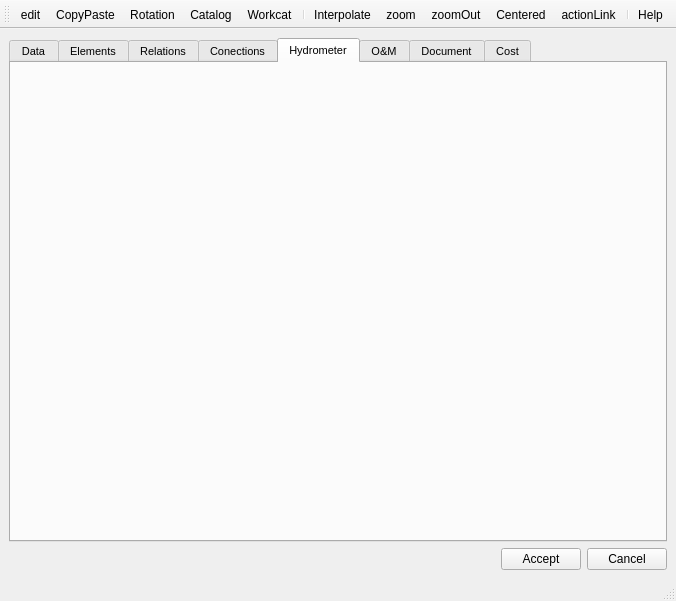
Qt form ui/api_cf.ui (Giswater/giswater_qgis_plugin) before a commit.
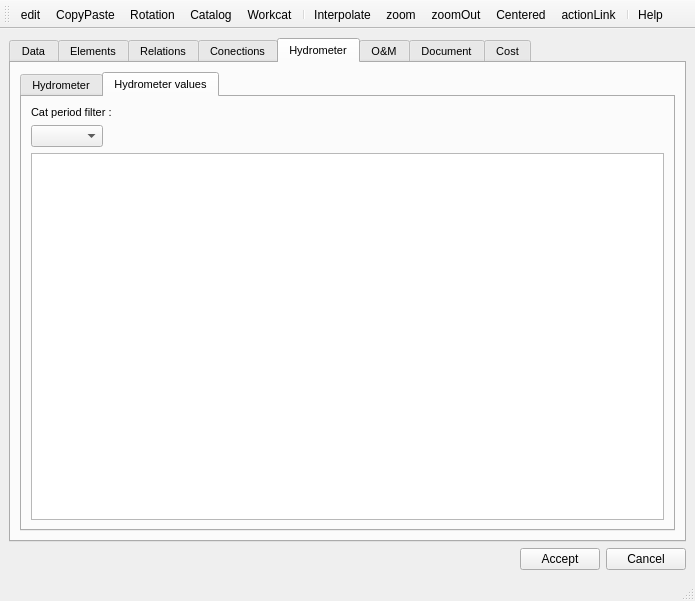
The same form after that commit. The open tabs and pages were chosen to show the change. Icons and pictures are not drawn.

Patch:
```diff
--- a/ui/api_cf.ui
+++ b/ui/api_cf.ui
@@ -6,7 +6,7 @@
    <rect>
     <x>0</x>
     <y>0</y>
-    <width>676</width>
+    <width>695</width>
     <height>601</height>
    </rect>
   </property>
@@ -276,6 +276,57 @@
        <attribute name="title">
         <string>Hydrometer</string>
        </attribute>
+       <layout class="QGridLayout" name="gridLayout_10">
+        <item row="0" column="0">
+         <widget class="QTabWidget" name="tab_scada">
+          <property name="currentIndex">
+           <number>1</number>
+          </property>
+          <widget class="QWidget" name="page_event_node">
+           <attribute name="title">
+            <string>Hydrometer</string>
+           </attribute>
+          </widget>
+          <widget class="QWidget" name="page_event_element_2">
+           <attribute name="title">
+            <string>Hydrometer values</string>
+           </attribute>
+           <layout class="QGridLayout" name="gridLayout_12">
+            <item row="0" column="0">
+             <widget class="QLabel" name="label_6">
+              <property name="text">
+               <string>Cat period filter :</string>
+              </property>
+             </widget>
+            </item>
+            <item row="4" column="0">
+             <widget class="QTableView" name="tbl_hydrometer_value"/>
+            </item>
+            <item row="2" column="0">
+             <layout class="QHBoxLayout" name="horizontalLayout_8">
+              <item>
+               <widget class="QComboBox" name="cat_period_id_filter"/>
+              </item>
+              <item>
+               <spacer name="horizontalSpacer_5">
+                <property name="orientation">
+                 <enum>Qt::Horizontal</enum>
+                </property>
+                <property name="sizeHint" stdset="0">
+                 <size>
+                  <width>40</width>
+                  <height>20</height>
+                 </size>
+                </property>
+               </spacer>
+              </item>
+             </layout>
+            </item>
+           </layout>
+          </widget>
+         </widget>
+        </item>
+       </layout>
       </widget>
       <widget class="QWidget" name="om">
        <attribute name="title">
```
Left out of the diff: 8 changed lines with no effect on the pictures.
